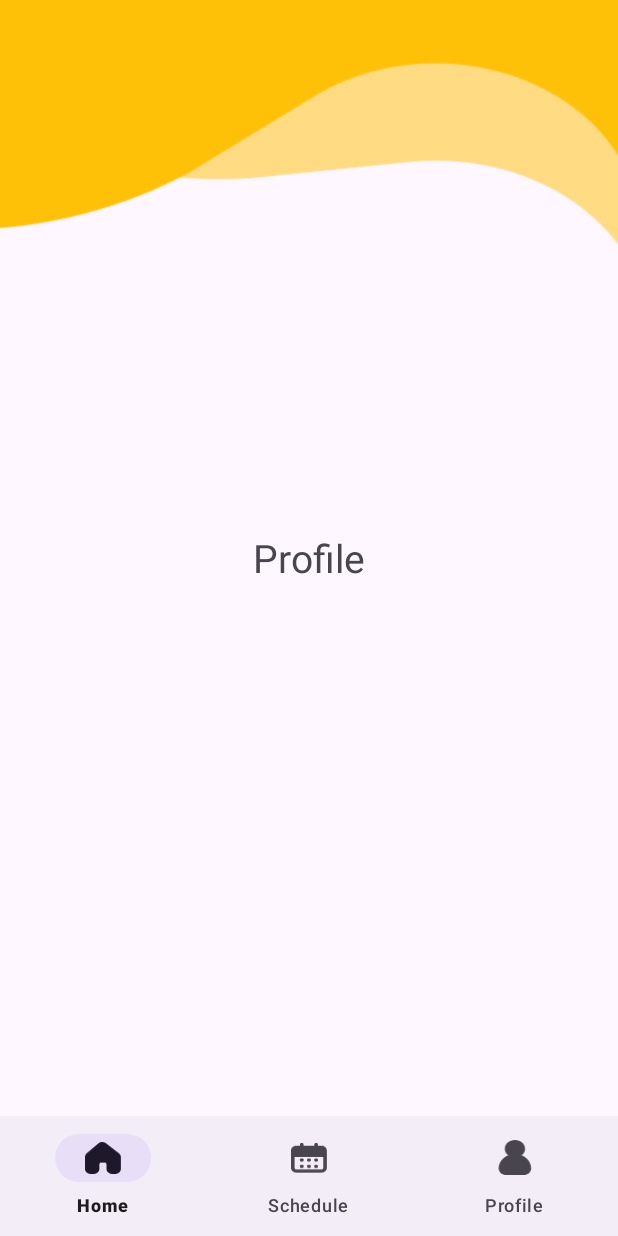
After one commit to ilustrisimojamesruther/wild_Attend, an Android app: the fragment StudentProfile placed in its activity, on a phone screen of 412 x 824 dp. The commit adds this screen. Run offline under Robolectric (Android 15) with nearby library versions, the phone set to English and light mode, and no system bars.

Commit message:
Bottom Nav and Pages

```diff
--- a/app/build.gradle.kts
+++ b/app/build.gradle.kts
@@ -23,6 +23,11 @@ android {
             proguardFiles(getDefaultProguardFile("proguard-android-optimize.txt"), "proguard-rules.pro")
         }
     }
+
+    buildFeatures{
+        viewBinding=true
+    }
+
     compileOptions {
         sourceCompatibility = JavaVersion.VERSION_1_8
         targetCompatibility = JavaVersion.VERSION_1_8
--- /dev/null
+++ b/app/src/main/java/com/example/wildattend/StudentDashboard.java
@@ -0,0 +1,54 @@
+package com.example.wildattend;
+
+import android.os.Bundle;
+
+import androidx.activity.EdgeToEdge;
+import androidx.appcompat.app.AppCompatActivity;
+import androidx.core.graphics.Insets;
+import androidx.core.view.ViewCompat;
+import androidx.core.view.WindowInsetsCompat;
+import androidx.fragment.app.Fragment;
+import androidx.fragment.app.FragmentManager;
+import androidx.fragment.app.FragmentTransaction;
+
+import com.example.wildattend.databinding.ActivityMainBinding;
+import com.example.wildattend.databinding.ActivityStudentDashboardBinding;
+
+public class StudentDashboard extends AppCompatActivity {
+
+    ActivityStudentDashboardBinding binding;
+
+    @Override
+    protected void onCreate(Bundle savedInstanceState) {
+        super.onCreate(savedInstanceState);
+        binding = ActivityStudentDashboardBinding.inflate(getLayoutInflater());
+        setContentView(binding.getRoot());
+
+        replaceFragment(new StudentHome());
+
+        binding.bottomNavigationView.setOnItemSelectedListener(menuItem -> {
+            switch (menuItem.getItemId()){
+                case R.id.student_home:
+                    replaceFragment(new StudentHome());
+                    break;
+                case R.id.student_schedule:
+                    replaceFragment(new StudentSchedule());
+                    break;
+                case R.id.student_profile:
+                    replaceFragment(new StudentProfile());
+                    break;
+            }
+            return true;
+        });
+
+
+    }
+
+    private void replaceFragment(Fragment fragment){
+        FragmentManager fragmentManager = getSupportFragmentManager();
+        FragmentTransaction fragmentTransaction = fragmentManager.beginTransaction();
+        fragmentTransaction.replace(R.id.frame_layout, fragment);
+        fragmentTransaction.commit();
+    }
+
+}
--- /dev/null
+++ b/app/src/main/java/com/example/wildattend/StudentHome.java
@@ -0,0 +1,64 @@
+package com.example.wildattend;
+
+import android.os.Bundle;
+
+import androidx.fragment.app.Fragment;
+
+import android.view.LayoutInflater;
+import android.view.View;
+import android.view.ViewGroup;
+
+/**
+ * A simple {@link Fragment} subclass.
+ * Use the {@link StudentHome#newInstance} factory method to
+ * create an instance of this fragment.
+ */
+public class StudentHome extends Fragment {
+
+    // TODO: Rename parameter arguments, choose names that match
+    // the fragment initialization parameters, e.g. ARG_ITEM_NUMBER
+    private static final String ARG_PARAM1 = "param1";
+    private static final String ARG_PARAM2 = "param2";
+
+    // TODO: Rename and change types of parameters
+    private String mParam1;
+    private String mParam2;
+
+    public StudentHome() {
+        // Required empty public constructor
+    }
+
+    /**
+     * Use this factory method to create a new instance of
+     * this fragment using the provided parameters.
+     *
+     * @param param1 Parameter 1.
+     * @param param2 Parameter 2.
+     * @return A new instance of fragment StudentHome.
+     */
+    // TODO: Rename and change types and number of parameters
+    public static StudentHome newInstance(String param1, String param2) {
+        StudentHome fragment = new StudentHome();
+        Bundle args = new Bundle();
+        args.putString(ARG_PARAM1, param1);
+        args.putString(ARG_PARAM2, param2);
+        fragment.setArguments(args);
+        return fragment;
+    }
+
+    @Override
+    public void onCreate(Bundle savedInstanceState) {
+        super.onCreate(savedInstanceState);
+        if (getArguments() != null) {
+            mParam1 = getArguments().getString(ARG_PARAM1);
+            mParam2 = getArguments().getString(ARG_PARAM2);
+        }
+    }
+
+    @Override
+    public View onCreateView(LayoutInflater inflater, ViewGroup container,
+                             Bundle savedInstanceState) {
+        // Inflate the layout for this fragment
+        return inflater.inflate(R.layout.fragment_student_home, container, false);
+    }
+}
--- /dev/null
+++ b/app/src/main/java/com/example/wildattend/StudentProfile.java
@@ -0,0 +1,64 @@
+package com.example.wildattend;
+
+import android.os.Bundle;
+
+import androidx.fragment.app.Fragment;
+
+import android.view.LayoutInflater;
+import android.view.View;
+import android.view.ViewGroup;
+
+/**
+ * A simple {@link Fragment} subclass.
+ * Use the {@link StudentProfile#newInstance} factory method to
+ * create an instance of this fragment.
+ */
+public class StudentProfile extends Fragment {
+
+    // TODO: Rename parameter arguments, choose names that match
+    // the fragment initialization parameters, e.g. ARG_ITEM_NUMBER
+    private static final String ARG_PARAM1 = "param1";
+    private static final String ARG_PARAM2 = "param2";
+
+    // TODO: Rename and change types of parameters
+    private String mParam1;
+    private String mParam2;
+
+    public StudentProfile() {
+        // Required empty public constructor
+    }
+
+    /**
+     * Use this factory method to create a new instance of
+     * this fragment using the provided parameters.
+     *
+     * @param param1 Parameter 1.
+     * @param param2 Parameter 2.
+     * @return A new instance of fragment StudentProfile.
+     */
+    // TODO: Rename and change types and number of parameters
+    public static StudentProfile newInstance(String param1, String param2) {
+        StudentProfile fragment = new StudentProfile();
+        Bundle args = new Bundle();
+        args.putString(ARG_PARAM1, param1);
+        args.putString(ARG_PARAM2, param2);
+        fragment.setArguments(args);
+        return fragment;
+    }
+
+    @Override
+    public void onCreate(Bundle savedInstanceState) {
+        super.onCreate(savedInstanceState);
+        if (getArguments() != null) {
+            mParam1 = getArguments().getString(ARG_PARAM1);
+            mParam2 = getArguments().getString(ARG_PARAM2);
+        }
+    }
+
+    @Override
+    public View onCreateView(LayoutInflater inflater, ViewGroup container,
+                             Bundle savedInstanceState) {
+        // Inflate the layout for this fragment
+        return inflater.inflate(R.layout.fragment_student_profile, container, false);
+    }
+}
--- /dev/null
+++ b/app/src/main/res/drawable/icon_home.xml
@@ -0,0 +1,9 @@
+<vector xmlns:android="http://schemas.android.com/apk/res/android"
+    android:width="35dp"
+    android:height="31dp"
+    android:viewportWidth="35"
+    android:viewportHeight="31">
+  <path
+      android:pathData="M20.113,1.123C18.069,-0.438 15.024,-0.363 13.081,1.296L1.624,11.078C0.599,11.953 0.019,13.162 0.019,14.425V26.306C0.019,28.87 2.36,30.949 5.247,30.949H8.732C11.619,30.949 13.96,28.87 13.96,26.306V21.663C13.96,20.808 14.74,20.115 15.702,20.115H19.187C20.149,20.115 20.93,20.808 20.93,21.663V26.306C20.93,28.87 23.27,30.949 26.157,30.949H29.642C32.529,30.949 34.87,28.87 34.87,26.306V14.528C34.87,13.175 34.206,11.89 33.051,11.008L20.113,1.123Z"
+      android:fillColor="#151920"/>
+</vector>
--- /dev/null
+++ b/app/src/main/res/drawable/icon_profile.xml
@@ -0,0 +1,9 @@
+<vector xmlns:android="http://schemas.android.com/apk/res/android"
+    android:width="29dp"
+    android:height="31dp"
+    android:viewportWidth="29"
+    android:viewportHeight="31">
+  <path
+      android:pathData="M14.445,0C9.633,0 5.732,3.384 5.732,7.558C5.732,9.806 6.863,11.824 8.658,13.209C3.831,15.174 0.505,19.52 0.505,24.517C0.505,27.674 3.455,30.233 7.094,30.233H21.796C25.435,30.233 28.385,27.674 28.385,24.517C28.385,19.52 25.059,15.174 20.232,13.209C22.027,11.824 23.158,9.806 23.158,7.558C23.158,3.384 19.257,0 14.445,0Z"
+      android:fillColor="#151920"/>
+</vector>
--- /dev/null
+++ b/app/src/main/res/drawable/icon_schedule.xml
@@ -0,0 +1,28 @@
+<vector xmlns:android="http://schemas.android.com/apk/res/android"
+    android:width="35dp"
+    android:height="30dp"
+    android:viewportWidth="35"
+    android:viewportHeight="30">
+  <path
+      android:pathData="M9.599,15.476C9.118,15.476 8.728,15.823 8.728,16.25V17.798C8.728,18.225 9.118,18.571 9.599,18.571H11.342C11.823,18.571 12.213,18.225 12.213,17.798V16.25C12.213,15.823 11.823,15.476 11.342,15.476H9.599Z"
+      android:fillColor="#151920"/>
+  <path
+      android:pathData="M8.728,22.441C8.728,22.013 9.118,21.667 9.599,21.667H11.342C11.823,21.667 12.213,22.013 12.213,22.441V23.988C12.213,24.416 11.823,24.762 11.342,24.762H9.599C9.118,24.762 8.728,24.416 8.728,23.988V22.441Z"
+      android:fillColor="#151920"/>
+  <path
+      android:pathData="M16.569,15.476C16.088,15.476 15.698,15.823 15.698,16.25V17.798C15.698,18.225 16.088,18.571 16.569,18.571H18.311C18.792,18.571 19.183,18.225 19.183,17.798V16.25C19.183,15.823 18.792,15.476 18.311,15.476H16.569Z"
+      android:fillColor="#151920"/>
+  <path
+      android:pathData="M15.698,22.441C15.698,22.013 16.088,21.667 16.569,21.667H18.311C18.792,21.667 19.183,22.013 19.183,22.441V23.988C19.183,24.416 18.792,24.762 18.311,24.762H16.569C16.088,24.762 15.698,24.416 15.698,23.988V22.441Z"
+      android:fillColor="#151920"/>
+  <path
+      android:pathData="M23.539,15.476C23.057,15.476 22.667,15.823 22.667,16.25V17.798C22.667,18.225 23.057,18.571 23.539,18.571H25.281C25.762,18.571 26.152,18.225 26.152,17.798V16.25C26.152,15.823 25.762,15.476 25.281,15.476H23.539Z"
+      android:fillColor="#151920"/>
+  <path
+      android:pathData="M22.667,22.441C22.667,22.013 23.057,21.667 23.539,21.667H25.281C25.762,21.667 26.152,22.013 26.152,22.441V23.988C26.152,24.416 25.762,24.762 25.281,24.762H23.539C23.057,24.762 22.667,24.416 22.667,23.988V22.441Z"
+      android:fillColor="#151920"/>
+  <path
+      android:pathData="M12.213,1.548C12.213,0.693 11.433,0 10.47,0C9.508,0 8.728,0.693 8.728,1.548V3.095H5.243C2.356,3.095 0.016,5.174 0.016,7.738V24.762C0.016,27.326 2.356,29.405 5.243,29.405H29.637C32.524,29.405 34.864,27.326 34.864,24.762V7.738C34.864,5.174 32.524,3.095 29.637,3.095H26.152V1.548C26.152,0.693 25.372,0 24.41,0C23.447,0 22.667,0.693 22.667,1.548V3.095H12.213V1.548ZM3.5,24.762V13.929H31.379V24.762C31.379,25.617 30.599,26.309 29.637,26.309H5.243C4.281,26.309 3.5,25.617 3.5,24.762Z"
+      android:fillColor="#151920"
+      android:fillType="evenOdd"/>
+</vector>
--- /dev/null
+++ b/app/src/main/res/layout/activity_student_dashboard.xml
@@ -0,0 +1,30 @@
+<?xml version="1.0" encoding="utf-8"?>
+<androidx.constraintlayout.widget.ConstraintLayout xmlns:android="http://schemas.android.com/apk/res/android"
+    xmlns:app="http://schemas.android.com/apk/res-auto"
+    xmlns:tools="http://schemas.android.com/tools"
+    android:id="@+id/main"
+    android:layout_width="match_parent"
+    android:layout_height="match_parent"
+    tools:context=".StudentDashboard">
+
+    <FrameLayout
+        android:id="@+id/frame_layout"
+        android:layout_width="0dp"
+        android:layout_height="0dp"
+        app:layout_constraintBottom_toTopOf="@+id/bottomNavigationView"
+        app:layout_constraintEnd_toEndOf="parent"
+        app:layout_constraintStart_toStartOf="parent"
+        app:layout_constraintTop_toTopOf="parent">
+
+    </FrameLayout>
+
+    <com.google.android.material.bottomnavigation.BottomNavigationView
+        android:id="@+id/bottomNavigationView"
+        android:layout_width="match_parent"
+        android:layout_height="wrap_content"
+        app:layout_constraintBottom_toBottomOf="parent"
+        app:layout_constraintEnd_toEndOf="parent"
+        app:layout_constraintStart_toStartOf="parent"
+        app:menu="@menu/bottom_nav_menu"/>
+
+</androidx.constraintlayout.widget.ConstraintLayout>
--- /dev/null
+++ b/app/src/main/res/layout/fragment_student_profile.xml
@@ -0,0 +1,17 @@
+<?xml version="1.0" encoding="utf-8"?>
+<FrameLayout xmlns:android="http://schemas.android.com/apk/res/android"
+    xmlns:tools="http://schemas.android.com/tools"
+    android:layout_width="match_parent"
+    android:layout_height="match_parent"
+    tools:context=".StudentProfile"
+    android:background="@drawable/background_dashboard">
+
+    <!-- TODO: Update blank fragment layout -->
+    <TextView
+        android:layout_width="wrap_content"
+        android:layout_height="wrap_content"
+        android:text="Profile"
+        android:textSize="26dp"
+        android:layout_gravity="center"/>
+
+</FrameLayout>
--- /dev/null
+++ b/app/src/main/res/menu/bottom_nav_menu.xml
@@ -0,0 +1,16 @@
+<?xml version="1.0" encoding="utf-8"?>
+<menu xmlns:android="http://schemas.android.com/apk/res/android">
+
+    <item
+        android:id="@+id/student_home"
+        android:title="Home"
+        android:icon="@drawable/icon_home"/>
+    <item
+        android:id="@+id/student_schedule"
+        android:title="Schedule"
+        android:icon="@drawable/icon_schedule"/>
+    <item
+        android:id="@+id/student_profile"
+        android:title="Profile"
+        android:icon="@drawable/icon_profile"/>
+</menu>
--- a/app/src/main/res/values/strings.xml
+++ b/app/src/main/res/values/strings.xml
@@ -1,3 +1,5 @@
 <resources>
     <string name="app_name">wildattend</string>
+    <!-- TODO: Remove or change this placeholder text -->
+    <string name="hello_blank_fragment">Hello blank fragment</string>
 </resources>
--- a/gradle.properties
+++ b/gradle.properties
@@ -19,3 +19,4 @@ android.useAndroidX=true
 # resources declared in the library itself and none from the library's dependencies,
 # thereby reducing the size of the R class for that library
 android.nonTransitiveRClass=true
+android.nonFinalResIds=false
```
Also changed, not shown: app/src/main/AndroidManifest.xml (+11 -1 lines), app/src/main/java/com/example/wildattend/MainActivity.java (+7 -0 lines), app/src/main/java/com/example/wildattend/StudentSchedule.java (added, +64 -0 lines), app/src/main/res/layout/fragment_student_home.xml (added, +16 -0 lines), app/src/main/res/layout/fragment_student_schedule.xml (added, +17 -0 lines), app/src/main/res/drawable/background.png, app/src/main/res/drawable/background_dashboard.png (added), app/src/main/res/drawable/image_background.png (added).
